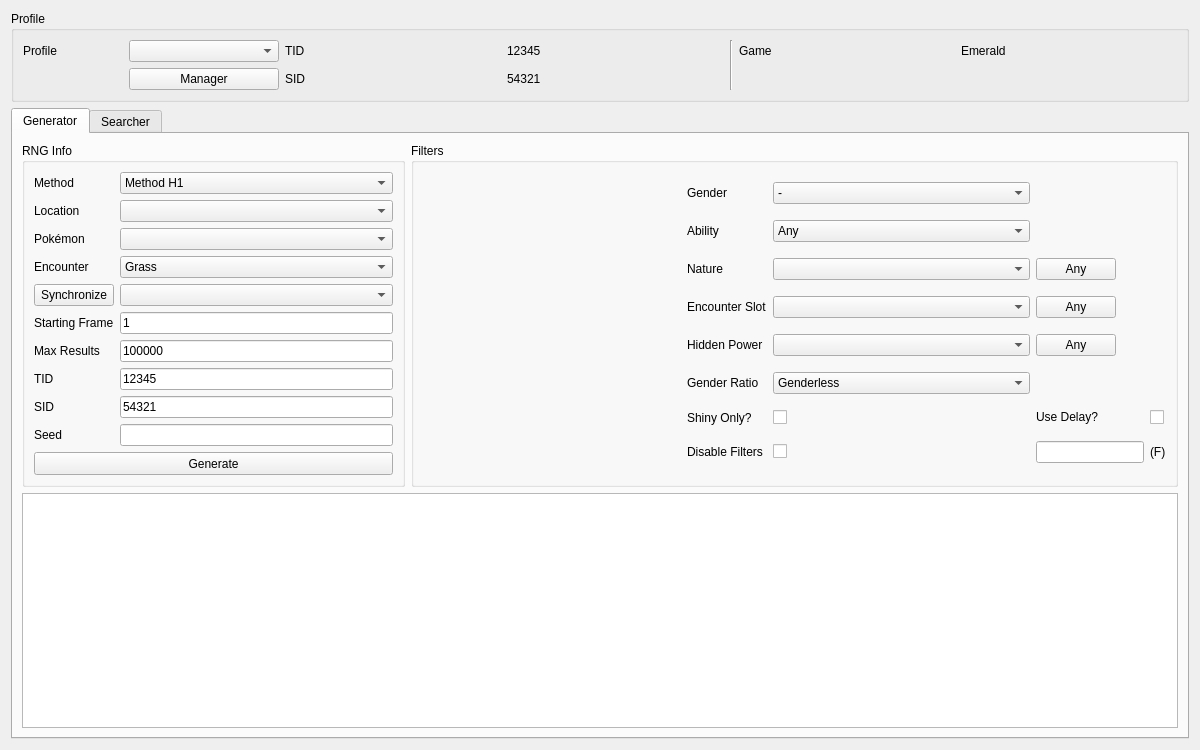
Admiral-Fish/PokeFinder, file Forms/Gen3/Wild3.ui: the form before one commit.
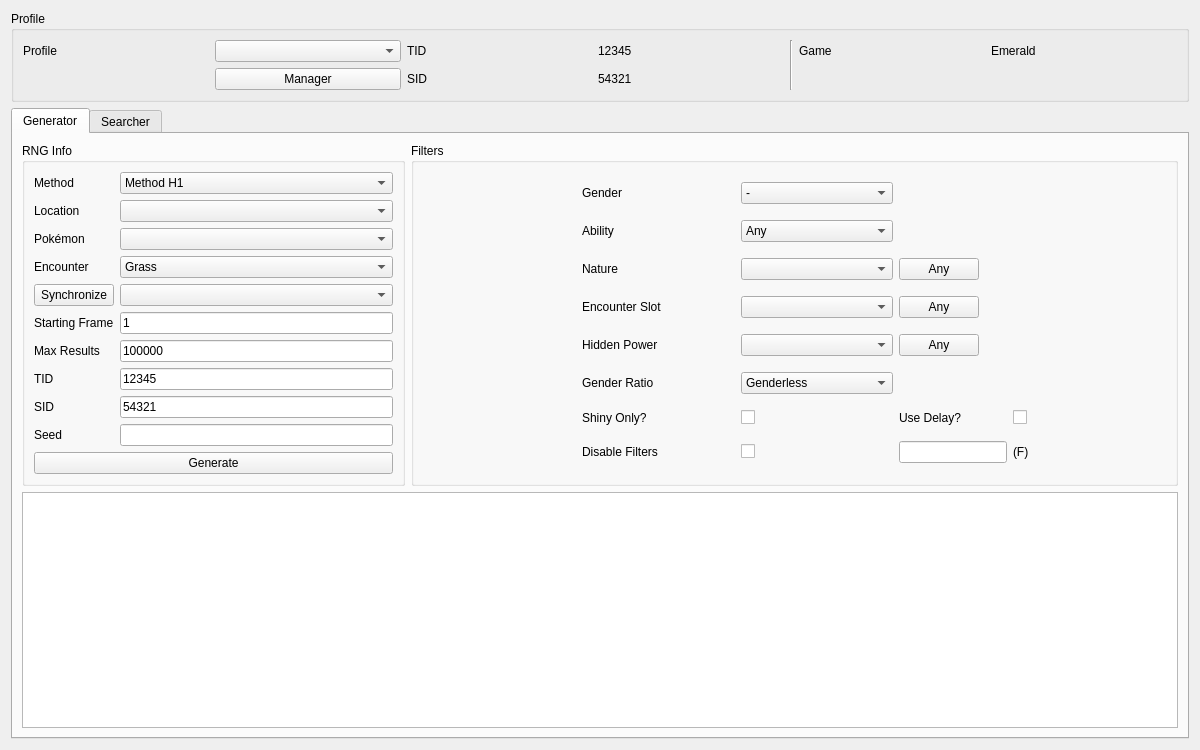
The form after the commit. Icons and pictures are not drawn. Custom widgets are drawn as their Qt base class.

Diff of the .ui file:
```diff
--- a/Forms/Gen3/Wild3.ui
+++ b/Forms/Gen3/Wild3.ui
@@ -29,38 +29,19 @@
   <layout class="QGridLayout" name="gridLayout_7">
    <item row="0" column="0">
     <widget class="QGroupBox" name="groupBoxProfile">
-     <property name="minimumSize">
-      <size>
-       <width>0</width>
-       <height>70</height>
-      </size>
-     </property>
      <property name="title">
       <string>Profile</string>
      </property>
      <layout class="QGridLayout" name="gridLayout_4">
       <item row="0" column="0">
        <widget class="QLabel" name="labelProfile">
-        <property name="maximumSize">
-         <size>
-          <width>100</width>
-          <height>16777215</height>
-         </size>
-        </property>
         <property name="text">
          <string>Profile</string>
         </property>
        </widget>
       </item>
       <item row="0" column="1">
-       <widget class="QComboBox" name="comboBoxProfiles">
-        <property name="maximumSize">
-         <size>
-          <width>150</width>
-          <height>16777215</height>
-         </size>
-        </property>
-       </widget>
+       <widget class="QComboBox" name="comboBoxProfiles"/>
       </item>
       <item row="0" column="2">
        <widget class="QLabel" name="labelProfileTID">
@@ -139,21 +120,9 @@
          <property name="sizePolicy">
           <sizepolicy hsizetype="Preferred" vsizetype="Preferred">
            <horstretch>1</horstretch>
-           <verstretch>1</verstretch>
+           <verstretch>0</verstretch>
           </sizepolicy>
          </property>
-         <property name="minimumSize">
-          <size>
-           <width>0</width>
-           <height>0</height>
-          </size>
-         </property>
-         <property name="maximumSize">
-          <size>
-           <width>16777215</width>
-           <height>16777215</height>
-          </size>
-         </property>
          <property name="styleSheet">
           <string notr="true"/>
          </property>
@@ -163,12 +132,6 @@
          <layout class="QGridLayout" name="gridLayout_3">
           <item row="0" column="0">
            <widget class="QLabel" name="labelGeneratorMethod">
-            <property name="sizePolicy">
-             <sizepolicy hsizetype="Fixed" vsizetype="Preferred">
-              <horstretch>0</horstretch>
-              <verstretch>0</verstretch>
-             </sizepolicy>
-            </property>
             <property name="text">
              <string>Method</string>
             </property>
@@ -204,12 +167,6 @@
           </item>
           <item row="1" column="0">
            <widget class="QLabel" name="labelGeneratorLocation">
-            <property name="sizePolicy">
-             <sizepolicy hsizetype="Fixed" vsizetype="Preferred">
-              <horstretch>0</horstretch>
-              <verstretch>0</verstretch>
-             </sizepolicy>
-            </property>
             <property name="text">
              <string>Location</string>
             </property>
@@ -220,12 +177,6 @@
           </item>
           <item row="2" column="0">
            <widget class="QLabel" name="labelGeneratorPokemon">
-            <property name="sizePolicy">
-             <sizepolicy hsizetype="Fixed" vsizetype="Preferred">
-              <horstretch>0</horstretch>
-              <verstretch>0</verstretch>
-             </sizepolicy>
-            </property>
             <property name="text">
              <string>Pokémon</string>
             </property>
@@ -240,12 +191,6 @@
           </item>
           <item row="3" column="0">
            <widget class="QLabel" name="labelGeneratorEncounter">
-            <property name="sizePolicy">
-             <sizepolicy hsizetype="Fixed" vsizetype="Preferred">
-              <horstretch>0</horstretch>
-              <verstretch>0</verstretch>
-             </sizepolicy>
-            </property>
             <property name="text">
              <string>Encounter</string>
             </property>
@@ -343,12 +288,6 @@
           </item>
           <item row="6" column="0">
            <widget class="QLabel" name="labelGeneratorMaxResults">
-            <property name="sizePolicy">
-             <sizepolicy hsizetype="Fixed" vsizetype="Preferred">
-              <horstretch>0</horstretch>
-              <verstretch>0</verstretch>
-             </sizepolicy>
-            </property>
             <property name="text">
              <string>Max Results</string>
             </property>
@@ -375,12 +314,6 @@
           </item>
           <item row="7" column="0">
            <widget class="QLabel" name="labelGeneratorTID">
-            <property name="sizePolicy">
-             <sizepolicy hsizetype="Fixed" vsizetype="Preferred">
-              <horstretch>0</horstretch>
-              <verstretch>0</verstretch>
-             </sizepolicy>
-            </property>
             <property name="text">
              <string>TID</string>
             </property>
@@ -407,12 +340,6 @@
           </item>
           <item row="8" column="0">
            <widget class="QLabel" name="labelGeneratorSID">
-            <property name="sizePolicy">
-             <sizepolicy hsizetype="Fixed" vsizetype="Preferred">
-              <horstretch>0</horstretch>
-              <verstretch>0</verstretch>
-             </sizepolicy>
-            </property>
             <property name="text">
              <string>SID</string>
             </property>
@@ -439,12 +366,6 @@
           </item>
           <item row="9" column="0">
            <widget class="QLabel" name="labelGeneratorSeed">
-            <property name="sizePolicy">
-             <sizepolicy hsizetype="Fixed" vsizetype="Preferred">
-              <horstretch>0</horstretch>
-              <verstretch>0</verstretch>
-             </sizepolicy>
-            </property>
             <property name="text">
              <string>Seed</string>
             </property>
@@ -489,18 +410,6 @@
             <property name="enabled">
              <bool>true</bool>
             </property>
-            <property name="sizePolicy">
-             <sizepolicy hsizetype="Preferred" vsizetype="Fixed">
-              <horstretch>0</horstretch>
-              <verstretch>0</verstretch>
-             </sizepolicy>
-            </property>
-            <property name="minimumSize">
-             <size>
-              <width>231</width>
-              <height>23</height>
-             </size>
-            </property>
             <property name="text">
              <string>Generate</string>
             </property>
@@ -520,15 +429,9 @@
          <property name="sizePolicy">
           <sizepolicy hsizetype="Preferred" vsizetype="Preferred">
            <horstretch>2</horstretch>
-           <verstretch>1</verstretch>
+           <verstretch>0</verstretch>
           </sizepolicy>
          </property>
-         <property name="maximumSize">
-          <size>
-           <width>16777215</width>
-           <height>16777215</height>
-          </size>
-         </property>
          <property name="styleSheet">
           <string notr="true"/>
          </property>
@@ -537,29 +440,10 @@
          </property>
          <layout class="QGridLayout" name="gridLayout">
           <item row="0" column="0" rowspan="8">
-           <widget class="IVFilter" name="ivFilterGenerator" native="true">
-            <property name="minimumSize">
-             <size>
-              <width>160</width>
-              <height>180</height>
-             </size>
-            </property>
-            <property name="maximumSize">
-             <size>
-              <width>16777215</width>
-              <height>16777215</height>
-             </size>
-            </property>
-           </widget>
+           <widget class="IVFilter" name="ivFilterGenerator" native="true"/>
           </item>
           <item row="0" column="1">
            <widget class="QLabel" name="labelGeneratorGender">
-            <property name="sizePolicy">
-             <sizepolicy hsizetype="Fixed" vsizetype="Preferred">
-              <horstretch>0</horstretch>
-              <verstretch>0</verstretch>
-             </sizepolicy>
-            </property>
             <property name="text">
              <string>Gender</string>
             </property>
@@ -586,12 +470,6 @@
           </item>
           <item row="1" column="1">
            <widget class="QLabel" name="labelGeneratorAbility">
-            <property name="sizePolicy">
-             <sizepolicy hsizetype="Fixed" vsizetype="Preferred">
-              <horstretch>0</horstretch>
-              <verstretch>0</verstretch>
-             </sizepolicy>
-            </property>
             <property name="text">
              <string>Ability</string>
             </property>
@@ -618,12 +496,6 @@
           </item>
           <item row="2" column="1">
            <widget class="QLabel" name="labelGeneratorNature">
-            <property name="sizePolicy">
-             <sizepolicy hsizetype="Fixed" vsizetype="Preferred">
-              <horstretch>0</horstretch>
-              <verstretch>0</verstretch>
-             </sizepolicy>
-            </property>
             <property name="text">
              <string>Nature</string>
             </property>
@@ -640,12 +512,6 @@
               <verstretch>0</verstretch>
              </sizepolicy>
             </property>
-            <property name="minimumSize">
-             <size>
-              <width>50</width>
-              <height>13</height>
-             </size>
-            </property>
             <property name="text">
              <string>Any</string>
             </property>
@@ -653,12 +519,6 @@
           </item>
           <item row="3" column="1">
            <widget class="QLabel" name="labelGeneratorEncounterSlot">
-            <property name="sizePolicy">
-             <sizepolicy hsizetype="Fixed" vsizetype="Preferred">
-              <horstretch>0</horstretch>
-              <verstretch>0</verstretch>
-             </sizepolicy>
-            </property>
             <property name="text">
              <string>Encounter Slot</string>
             </property>
@@ -675,12 +535,6 @@
               <verstretch>0</verstretch>
              </sizepolicy>
             </property>
-            <property name="minimumSize">
-             <size>
-              <width>50</width>
-              <height>13</height>
-             </size>
-            </property>
             <property name="text">
              <string>Any</string>
             </property>
@@ -688,12 +542,6 @@
           </item>
           <item row="4" column="1">
            <widget class="QLabel" name="labelGeneratorHiddenPower">
-            <property name="sizePolicy">
-             <sizepolicy hsizetype="Fixed" vsizetype="Preferred">
-              <horstretch>0</horstretch>
-              <verstretch>0</verstretch>
-             </sizepolicy>
-            </property>
             <property name="text">
              <string>Hidden Power</string>
             </property>
@@ -710,12 +558,6 @@
               <verstretch>0</verstretch>
              </sizepolicy>
             </property>
-            <property name="minimumSize">
-             <size>
-              <width>50</width>
-              <height>13</height>
-             </size>
-            </property>
             <property name="text">
              <string>Any</string>
             </property>
@@ -723,12 +565,6 @@
           </item>
           <item row="5" column="1">
            <widget class="QLabel" name="labelGeneratorGenderRatio">
-            <property name="sizePolicy">
-             <sizepolicy hsizetype="Fixed" vsizetype="Preferred">
-              <horstretch>0</horstretch>
-              <verstretch>0</verstretch>
-             </sizepolicy>
-            </property>
             <property name="text">
              <string>Gender Ratio</string>
             </property>
@@ -775,12 +611,6 @@
           </item>
           <item row="6" column="1">
            <widget class="QLabel" name="labelGeneratorShinyOnly">
-            <property name="sizePolicy">
-             <sizepolicy hsizetype="Fixed" vsizetype="Preferred">
-              <horstretch>0</horstretch>
-              <verstretch>0</verstretch>
-             </sizepolicy>
-            </property>
             <property name="text">
              <string>Shiny Only?</string>
             </property>
@@ -788,12 +618,6 @@
           </item>
           <item row="6" column="2">
            <widget class="QCheckBox" name="checkBoxGeneratorShinyOnly">
-            <property name="sizePolicy">
-             <sizepolicy hsizetype="Preferred" vsizetype="Fixed">
-              <horstretch>0</horstretch>
-              <verstretch>0</verstretch>
-             </sizepolicy>
-            </property>
             <property name="text">
              <string/>
             </property>
@@ -801,12 +625,6 @@
           </item>
           <item row="6" column="3">
            <widget class="QLabel" name="labelGeneratorDelay">
-            <property name="sizePolicy">
-             <sizepolicy hsizetype="Fixed" vsizetype="Fixed">
-              <horstretch>0</horstretch>
-              <verstretch>0</verstretch>
-             </sizepolicy>
-            </property>
             <property name="text">
              <string>Use Delay?</string>
             </property>
@@ -814,12 +632,6 @@
           </item>
           <item row="6" column="4">
            <widget class="QCheckBox" name="checkBoxGeneratorDelay">
-            <property name="sizePolicy">
-             <sizepolicy hsizetype="Fixed" vsizetype="Fixed">
-              <horstretch>0</horstretch>
-              <verstretch>0</verstretch>
-             </sizepolicy>
-            </property>
             <property name="text">
              <string/>
             </property>
@@ -827,12 +639,6 @@
           </item>
           <item row="7" column="1">
            <widget class="QLabel" name="labelGeneratorDisableFilters">
-            <property name="sizePolicy">
-             <sizepolicy hsizetype="Fixed" vsizetype="Preferred">
-              <horstretch>0</horstretch>
-              <verstretch>0</verstretch>
-             </sizepolicy>
-            </property>
             <property name="text">
              <string>Disable Filters</string>
             </property>
@@ -840,12 +646,6 @@
           </item>
           <item row="7" column="2">
            <widget class="QCheckBox" name="checkBoxGeneratorDisableFilters">
-            <property name="sizePolicy">
-             <sizepolicy hsizetype="Preferred" vsizetype="Fixed">
-              <horstretch>0</horstretch>
-              <verstretch>0</verstretch>
-             </sizepolicy>
-            </property>
             <property name="text">
              <string/>
             </property>
@@ -857,17 +657,11 @@
              <bool>true</bool>
             </property>
             <property name="sizePolicy">
-             <sizepolicy hsizetype="Fixed" vsizetype="Fixed">
+             <sizepolicy hsizetype="Preferred" vsizetype="Fixed">
               <horstretch>0</horstretch>
               <verstretch>0</verstretch>
              </sizepolicy>
             </property>
-            <property name="minimumSize">
-             <size>
-              <width>63</width>
-              <height>13</height>
-             </size>
-            </property>
             <property name="text">
              <string/>
             </property>
@@ -878,12 +672,6 @@
           </item>
           <item row="7" column="4">
            <widget class="QLabel" name="labelGeneratorFrame">
-            <property name="sizePolicy">
-             <sizepolicy hsizetype="Fixed" vsizetype="Fixed">
-              <horstretch>0</horstretch>
-              <verstretch>0</verstretch>
-             </sizepolicy>
-            </property>
             <property name="text">
              <string>(F)</string>
             </property>
@@ -894,12 +682,6 @@
        </item>
        <item row="1" column="0" colspan="2">
         <widget class="TableView" name="tableViewGenerator">
-         <property name="sizePolicy">
-          <sizepolicy hsizetype="Expanding" vsizetype="Expanding">
-           <horstretch>0</horstretch>
-           <verstretch>2</verstretch>
-          </sizepolicy>
-         </property>
          <property name="contextMenuPolicy">
           <enum>Qt::CustomContextMenu</enum>
          </property>
```
Left out of the diff: 268 changed lines with no effect on the pictures.
